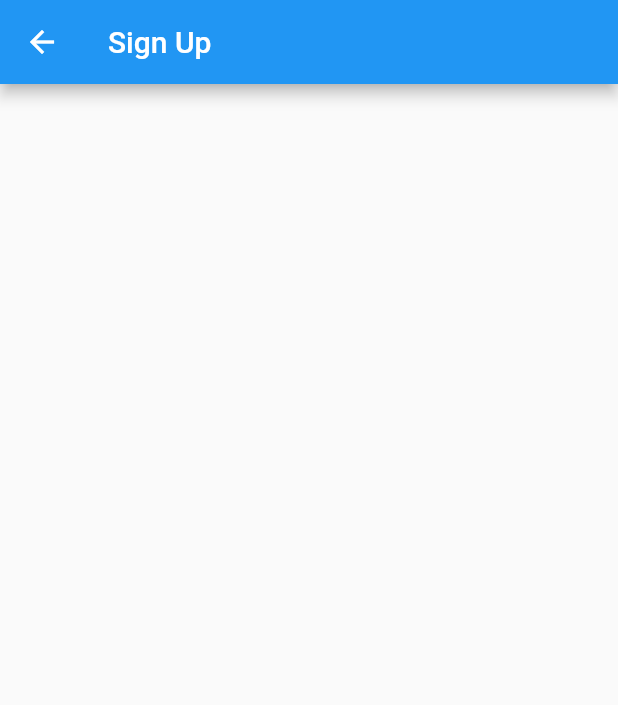
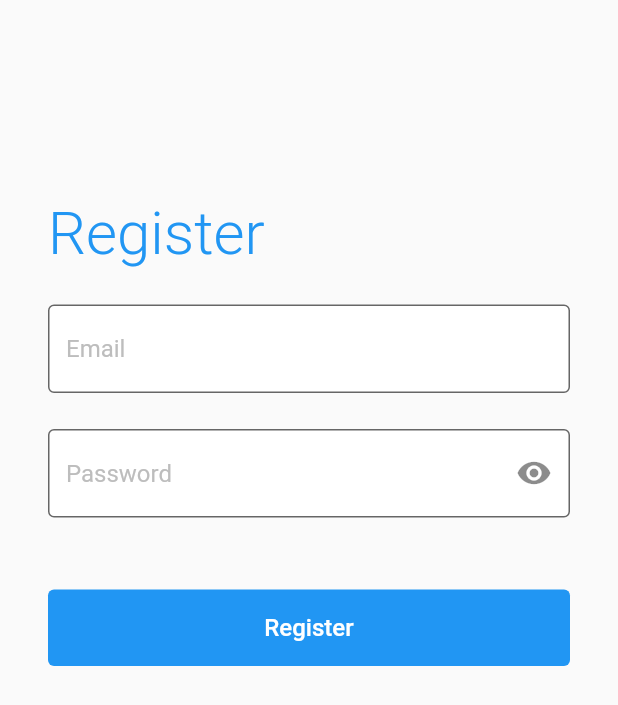
Before and after one commit to minidosis/flutter_firebase_auth, a Flutter app: the SignUpPage screen opened directly, on a phone screen of 412 x 824 dp. Shown: the top 705 px of the screen. Run offline on Flutter 3.47's test engine with Material 2 defaults, Android fonts, the phone set to English and light mode, and no system bars; our stand-ins replace firebase_auth, font_awesome_flutter; accounts and stored records are empty; network calls fail; statements that could not run were skipped.

Commit message:
Progreso:
- Añado página de registro.
- Refactor de varias cosas: sign in button, AuthPageTitle, OrBar, ...

```diff
--- a/lib/login_flow/pages/signup_page.dart
+++ b/lib/login_flow/pages/signup_page.dart
@@ -1,11 +1,51 @@
 import 'package:flutter/material.dart';
+import 'package:flutter_firebase_auth/login_flow/widgets/auth_page_title.dart';
+import 'package:flutter_firebase_auth/login_flow/widgets/button_sign_in.dart';
+import 'package:flutter_firebase_auth/login_flow/widgets/text_field.dart';
 
-class SignUpPage extends StatelessWidget {
+class EmailAndPassword {
+  final String email, password;
+  EmailAndPassword(this.email, this.password);
+
+  toString() => "Email: '$email' / Password: '$password'";
+}
+
+class SignUpPage extends StatefulWidget {
+  @override
+  _SignUpPageState createState() => _SignUpPageState();
+}
+
+class _SignUpPageState extends State<SignUpPage> {
+  TextEditingController _email = TextEditingController();
+  TextEditingController _password = TextEditingController();
+
   @override
   Widget build(BuildContext context) {
     return Scaffold(
-      appBar: AppBar(
-        title: Text('Sign Up'),
+      body: SingleChildScrollView(
+        child: Padding(
+          padding: EdgeInsets.all(32),
+          child: Column(
+            crossAxisAlignment: CrossAxisAlignment.stretch,
+            children: <Widget>[
+              SizedBox(height: 100),
+              AuthPageTitle('Register'),
+              SizedBox(height: 24),
+              SignInTextField(SignInTextFieldType.email, _email),
+              SizedBox(height: 24),
+              SignInTextField(SignInTextFieldType.password, _password),
+              SizedBox(height: 48),
+              SignInButton(
+                text: 'Register',
+                onPressed: () {
+                  Navigator.of(context).pop(
+                    EmailAndPassword(_email.text, _password.text),
+                  );
+                },
+              )
+            ],
+          ),
+        ),
       ),
     );
   }
--- /dev/null
+++ b/lib/login_flow/widgets/auth_page_title.dart
@@ -0,0 +1,21 @@
+import 'package:flutter/material.dart';
+
+class AuthPageTitle extends StatelessWidget {
+  final String text;
+  AuthPageTitle(this.text);
+
+  @override
+  Widget build(BuildContext context) {
+    return Align(
+      alignment: Alignment.centerLeft,
+      child: Text(
+        this.text,
+        style: TextStyle(
+          fontSize: 40,
+          color: Theme.of(context).primaryColor,
+          fontWeight: FontWeight.w300,
+        ),
+      ),
+    );
+  }
+}
--- a/lib/login_flow/widgets/button_sign_in.dart
+++ b/lib/login_flow/widgets/button_sign_in.dart
@@ -1,22 +1,28 @@
 import 'package:flutter/material.dart';
 
 class SignInButton extends StatelessWidget {
+  final String text;
   final Color color;
   final Function onPressed;
-  SignInButton({ this.color = Colors.blue, @required this.onPressed });
+  SignInButton({
+    this.text = "Sign In",
+    this.color = Colors.blue,
+    @required this.onPressed,
+  });
 
   @override
   Widget build(BuildContext context) {
-    return
-      FlatButton(
-        onPressed: onPressed,
-        shape: RoundedRectangleBorder(
-            borderRadius: BorderRadius.all(Radius.circular(4))),
-        child: Text('Sign In',
-            style: TextStyle(color: Colors.white, fontSize: 16)),
-        color: color,
-        padding: EdgeInsets.all(16),
-
+    return FlatButton(
+      onPressed: onPressed,
+      shape: RoundedRectangleBorder(
+        borderRadius: BorderRadius.all(Radius.circular(4)),
+      ),
+      child: Text(
+        this.text,
+        style: TextStyle(color: Colors.white, fontSize: 16),
+      ),
+      color: color,
+      padding: EdgeInsets.all(16),
     );
   }
 }
--- a/lib/login_flow/widgets/or_bar.dart
+++ b/lib/login_flow/widgets/or_bar.dart
@@ -1,12 +1,15 @@
 import 'package:flutter/material.dart';
 
 class OrBar extends StatelessWidget {
+  final double spaceTop, spaceBottom;
+  OrBar({this.spaceBottom = 24, this.spaceTop = 24});
+
   @override
   Widget build(BuildContext context) {
     final grey = Colors.grey[400];
     final line = Expanded(child: Container(height: 1, color: grey));
     return Padding(
-      padding: const EdgeInsets.symmetric(vertical: 24),
+      padding: EdgeInsets.fromLTRB(0, spaceTop, 0, spaceBottom),
       child: Row(
         children: <Widget>[
           line,
--- a/lib/login_flow/widgets/text_field.dart
+++ b/lib/login_flow/widgets/text_field.dart
@@ -1,15 +1,11 @@
 import 'package:flutter/material.dart';
 
+enum SignInTextFieldType { email, password }
+
 class SignInTextField extends StatefulWidget {
-  final bool showEyeIcon, isEmail;
-  final String what;
+  final SignInTextFieldType type;
   final TextEditingController controller;
-  SignInTextField(
-    this.what, {
-    this.showEyeIcon = false,
-    this.isEmail = false,
-    @required this.controller,
-  });
+  SignInTextField(this.type, this.controller);
 
   @override
   _SignInTextFieldState createState() => _SignInTextFieldState();
@@ -18,16 +14,16 @@ class SignInTextField extends StatefulWidget {
 class _SignInTextFieldState extends State<SignInTextField> {
   bool _viewPassword = false;
 
+  get isPassword => widget.type == SignInTextFieldType.password;
+
   @override
   Widget build(BuildContext context) {
     Widget eye;
-    if (widget.showEyeIcon) {
+    if (isPassword) {
       eye = IconButton(
         icon: Icon(_viewPassword ? Icons.visibility_off : Icons.visibility),
         onPressed: () {
-          setState(() {
-            _viewPassword = !_viewPassword;
-          });
+          setState(() => _viewPassword = !_viewPassword);
         },
       );
     }
@@ -37,13 +33,13 @@ class _SignInTextFieldState extends State<SignInTextField> {
         filled: true,
         fillColor: Colors.white,
         border: OutlineInputBorder(),
-        hintText: widget.what,
+        hintText: isPassword ? 'Password' : 'Email',
         hintStyle: TextStyle(color: Colors.grey[400]),
         suffixIcon: eye,
       ),
       keyboardType:
-          widget.isEmail ? TextInputType.emailAddress : TextInputType.text,
-      obscureText: widget.showEyeIcon && !_viewPassword,
+          isPassword ? TextInputType.emailAddress : TextInputType.text,
+      obscureText: isPassword && !_viewPassword,
     );
   }
 }
```
Also changed, not shown: lib/login_flow/login_flow_app.dart (+1 -6 lines), lib/login_flow/pages/signin_page.dart (+41 -25 lines).
